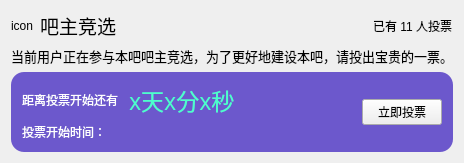
First picture: the form in src/resf/manager_election_item.ui, repository clb-128258/TiebaDesktop, before the edit.
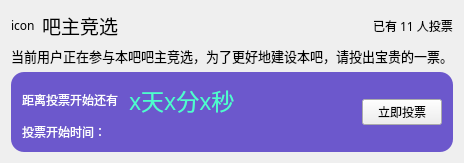
Second picture: the form after the edit.

```diff
--- a/src/resf/manager_election_item.ui
+++ b/src/resf/manager_election_item.ui
@@ -10,6 +10,12 @@
     <height>150</height>
    </rect>
   </property>
+  <property name="font">
+   <font>
+    <family>微软雅黑</family>
+    <pointsize>9</pointsize>
+   </font>
+  </property>
   <property name="windowTitle">
    <string>Form</string>
   </property>
@@ -60,6 +66,12 @@
      </item>
      <item row="0" column="3">
       <widget class="QLabel" name="label_4">
+       <property name="font">
+        <font>
+         <family>微软雅黑</family>
+         <pointsize>9</pointsize>
+        </font>
+       </property>
        <property name="text">
         <string>已有 11 人投票</string>
        </property>
```
Left out of the diff: 12 changed lines with no effect on the pictures.
